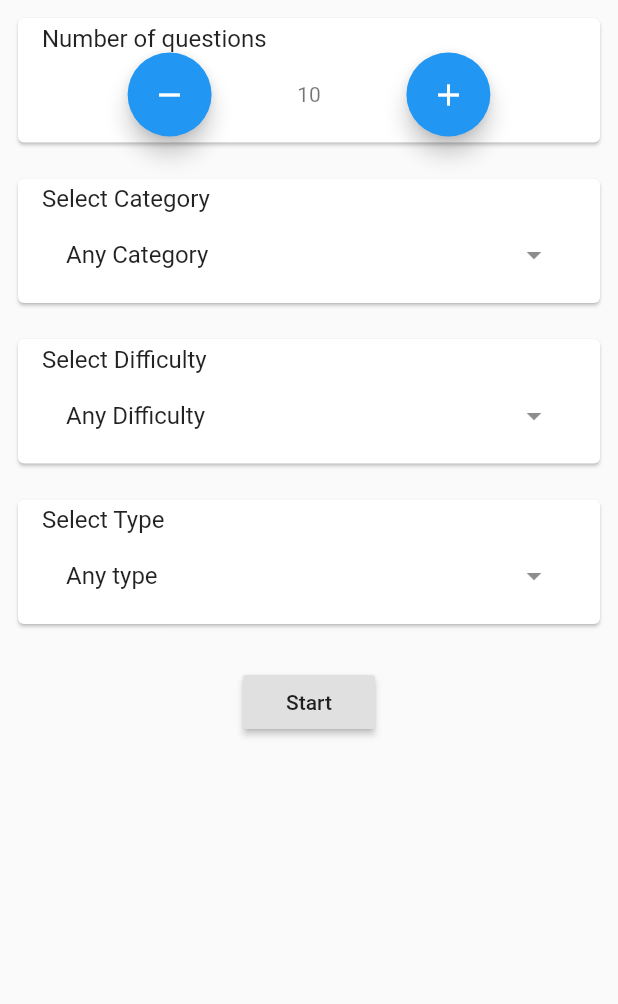
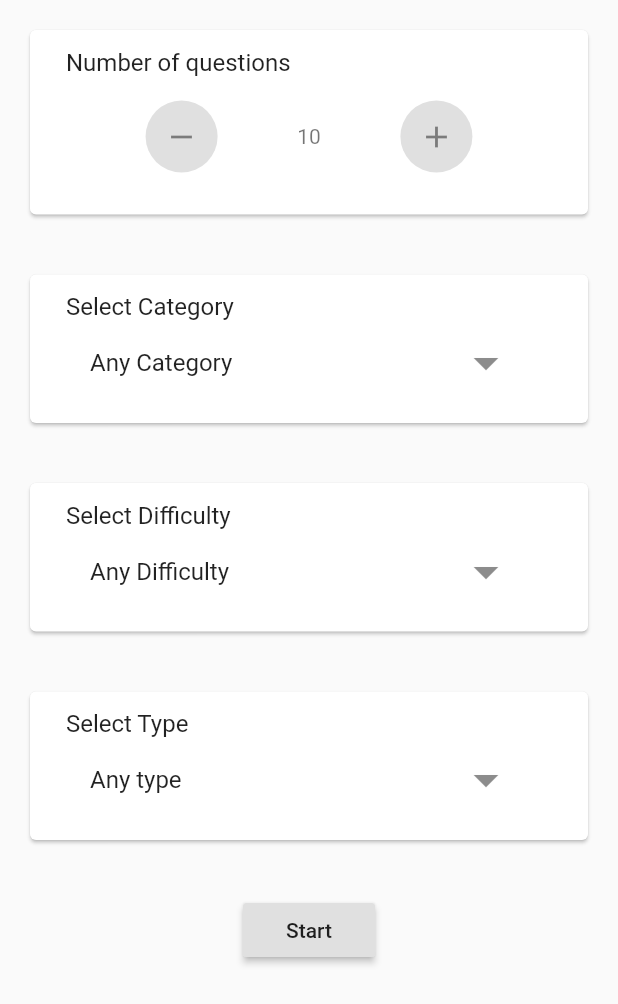
Before and after one commit to RitamChakraborty/quiz, a Flutter app: the screen it shows after launch, on a phone screen of 412 x 824 dp. Shown: the top 1004 px of the screen. Run offline on Flutter 3.47's test engine with Material 2 defaults, Android fonts, the light colour scheme and no system bars; our stand-ins replace html_unescape.

Commit message:
Add changes to home page ui

```diff
--- a/lib/pages/home_page.dart
+++ b/lib/pages/home_page.dart
@@ -146,19 +146,28 @@ class _HomePageState extends State<HomePage> {
   @override
   Widget build(BuildContext context) {
     Widget card({@required String title, @required Widget child}) => Container(
-          margin: EdgeInsets.all(8),
+          margin: EdgeInsets.all(16),
           child: Card(
-            child: ListTile(
-              title: Text(title),
-              subtitle: child,
+            child: Padding(
+              padding: const EdgeInsets.all(8.0),
+              child: ListTile(
+                title: Text(title),
+                subtitle: child,
+              ),
             ),
           ),
         );
 
-    final minusButton = Container(
-      child: FloatingActionButton(
-        heroTag: "minus_button",
-        child: Icon(Icons.remove),
+    Widget buttonContainer({Widget child}) => Container(
+          margin: EdgeInsets.all(16),
+          decoration: BoxDecoration(
+              shape: BoxShape.circle, color: Theme.of(context).buttonColor),
+          child: child,
+        );
+
+    final minusButton = buttonContainer(
+      child: IconButton(
+        icon: Icon(Icons.remove),
         onPressed: () {
           if (numberOfQuestions > 1) {
             setState(() {
@@ -169,10 +178,9 @@ class _HomePageState extends State<HomePage> {
       ),
     );
 
-    final plusButton = Container(
-      child: FloatingActionButton(
-        heroTag: "plus_button",
-        child: Icon(Icons.add),
+    final plusButton = buttonContainer(
+      child: IconButton(
+        icon: Icon(Icons.add),
         onPressed: () {
           if (numberOfQuestions < 50) {
             setState(() {
@@ -187,8 +195,16 @@ class _HomePageState extends State<HomePage> {
       child: Text("$numberOfQuestions"),
     );
 
+    final icon = Container(
+      padding: EdgeInsets.all(8),
+      child: Icon(
+        Icons.arrow_drop_down,
+        size: 40,
+      ),
+    );
+
     final categoryMenu = PopupMenuButton<Category>(
-      child: Icon(Icons.arrow_drop_down),
+      child: icon,
       itemBuilder: (BuildContext context) => <PopupMenuEntry<Category>>[
         const PopupMenuItem(
           value: Category.ANY,
@@ -299,7 +315,7 @@ class _HomePageState extends State<HomePage> {
     );
 
     final difficultyMenu = PopupMenuButton<Difficulty>(
-      child: Icon(Icons.arrow_drop_down),
+      child: icon,
       itemBuilder: (BuildContext context) => <PopupMenuEntry<Difficulty>>[
         const PopupMenuItem(
           value: Difficulty.ANY,
@@ -326,7 +342,7 @@ class _HomePageState extends State<HomePage> {
     );
 
     final typeMenu = PopupMenuButton<Type>(
-      child: Icon(Icons.arrow_drop_down),
+      child: icon,
       itemBuilder: (BuildContext context) => <PopupMenuEntry<Type>>[
         const PopupMenuItem(
           value: Type.ANY,
@@ -361,7 +377,7 @@ class _HomePageState extends State<HomePage> {
         body: SafeArea(
           child: SingleChildScrollView(
             child: Column(
-              mainAxisAlignment: MainAxisAlignment.center,
+              mainAxisAlignment: MainAxisAlignment.spaceEvenly,
               children: <Widget>[
                 card(
                   title: "Number of questions",
```
